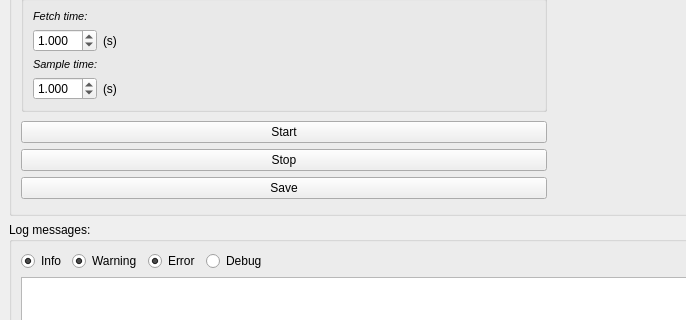
Before: the Qt Designer form frequency-meter/view/resources/interface.ui in robertofem/Freq-meter-APP, drawn with Qt 5; both pictures show x 0 to 686 and y 353 to 673 of the 1100 by 874 pixel window.
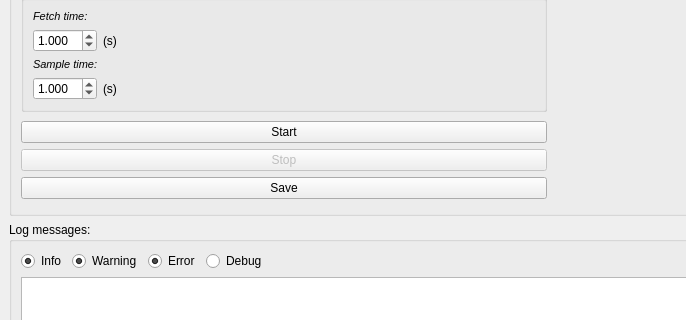
After: the same form once the commit is applied.

Commit message: Lock controls while measuring is taking place

```diff
--- a/frequency-meter/view/resources/interface.ui
+++ b/frequency-meter/view/resources/interface.ui
@@ -581,6 +581,9 @@
            </item>
            <item>
             <widget class="QPushButton" name="stop">
+             <property name="enabled">
+              <bool>false</bool>
+             </property>
              <property name="sizePolicy">
               <sizepolicy hsizetype="Minimum" vsizetype="Fixed">
                <horstretch>0</horstretch>
```
The commit also changes 2 other files.
